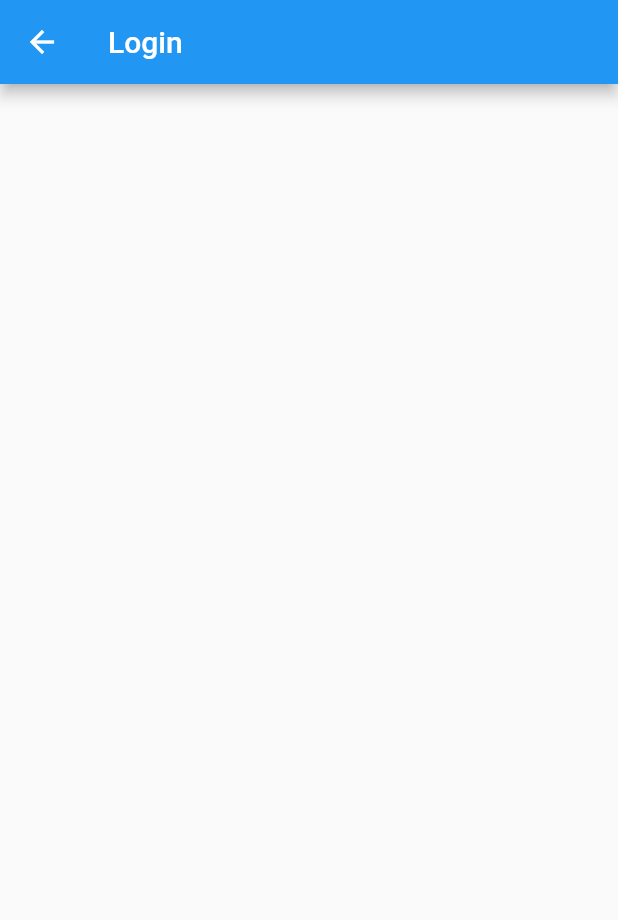
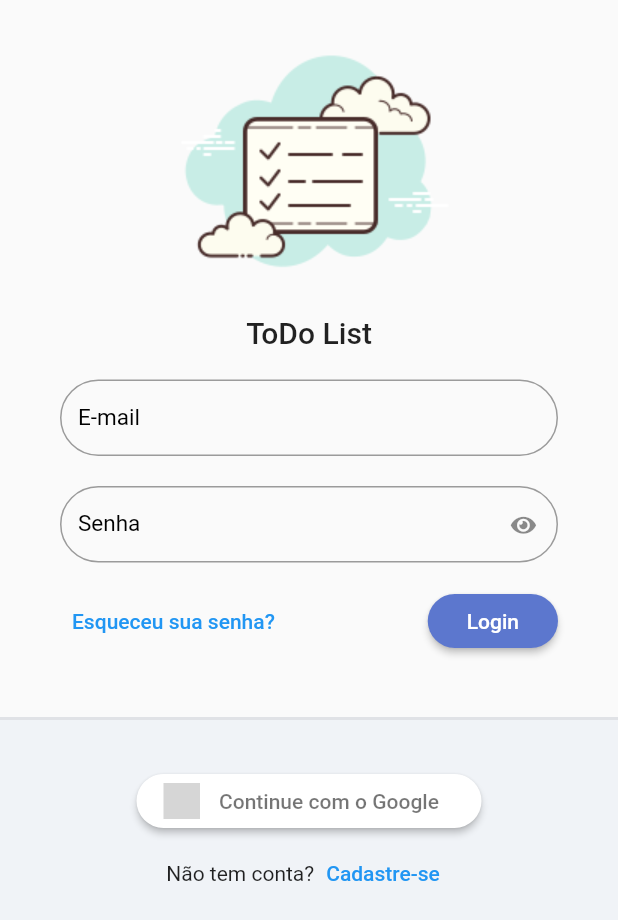
Before and after one commit to andreluizsimoes/todo_app, a Flutter app: the screen it shows after launch, on a phone screen of 412 x 824 dp. Shown: the top 920 px of the screen. Run offline on Flutter 3.47's test engine with Material 2 defaults, Android fonts, the phone set to English and light mode, and no system bars; our stand-ins replace flutter_signin_button, google_fonts, sqflite, sqflite_common, synchronized; accounts and stored records are empty; Roboto replaces fonts that are missing (Mandali); grey boxes are pictures that could not be loaded.

Commit message:
tela de Login

```diff
--- a/analysis_options.yaml
+++ b/analysis_options.yaml
@@ -24,6 +24,8 @@ linter:
   rules:
     prefer_conditional_assignment: false
     prefer_const_constructors: false
+    prefer_const_literals_to_create_immutables: false
+
 
     # avoid_print: false  # Uncomment to disable the `avoid_print` rule
     # prefer_single_quotes: true  # Uncomment to enable the `prefer_single_quotes` rule
--- a/lib/app/app_widget.dart
+++ b/lib/app/app_widget.dart
@@ -1,5 +1,6 @@
 import 'package:flutter/material.dart';
 import 'package:todo_list_app/app/core/database/sqlite_adm_connection.dart';
+import 'package:todo_list_app/app/core/ui/todo_list_ui_config.dart';
 import 'package:todo_list_app/app/modules/auth/auth_module.dart';
 import 'package:todo_list_app/app/modules/splash/splash_page.dart';
 
@@ -30,6 +31,7 @@ class _AppWidgetState extends State<AppWidget> {
     return MaterialApp(
       title: 'ToDo List Provider',
       initialRoute: '/login',
+      theme: TodoListUiConfig.theme,
       routes: {
         ...AuthModule().routers
       },
--- /dev/null
+++ b/lib/app/core/ui/theme_extensions.dart
@@ -0,0 +1,13 @@
+// ignore_for_file: deprecated_member_use
+
+import 'package:flutter/material.dart';
+
+extension ThemeExtension on BuildContext {
+  Color get primaryColor => Theme.of(this).primaryColor;
+  Color get primaryColorLight => Theme.of(this).primaryColorLight;
+  Color get buttonColor => Theme.of(this).buttonColor;
+  TextTheme get textTheme => Theme.of(this).textTheme;
+
+  TextStyle get titleStyle =>
+      TextStyle(fontSize: 12, fontWeight: FontWeight.bold, color: Colors.grey);
+}
--- /dev/null
+++ b/lib/app/core/ui/to_do_list_icons.dart
@@ -0,0 +1,30 @@
+/// Flutter icons ToDoListIcons
+/// Copyright (C) 2023 by original authors @ fluttericon.com, fontello.com
+/// This font was generated by FlutterIcon.com, which is derived from Fontello.
+///
+/// To use this font, place it in your fonts/ directory and include the
+/// following in your pubspec.yaml
+///
+/// flutter:
+///   fonts:
+///    - family:  ToDoListIcons
+///      fonts:
+///       - asset: fonts/ToDoListIcons.ttf
+///
+///
+/// * Font Awesome 5, Copyright (C) 2016 by Dave Gandy
+///         Author:    Dave Gandy
+///         License:   SIL (https://github.com/FortAwesome/Font-Awesome/blob/master/LICENSE.txt)
+///         Homepage:  http://fortawesome.github.com/Font-Awesome/
+///
+import 'package:flutter/widgets.dart';
+
+class ToDoListIcons {
+  ToDoListIcons._();
+
+  static const _kFontFam = 'ToDoListIcons';
+  static const String? _kFontPkg = null;
+
+  static const IconData eye = IconData(0xf06e, fontFamily: _kFontFam, fontPackage: _kFontPkg);
+  static const IconData eye_slash = IconData(0xf070, fontFamily: _kFontFam, fontPackage: _kFontPkg);
+}
--- /dev/null
+++ b/lib/app/core/ui/todo_list_ui_config.dart
@@ -0,0 +1,14 @@
+import 'package:flutter/material.dart';
+import 'package:google_fonts/google_fonts.dart';
+
+class TodoListUiConfig {
+  TodoListUiConfig._();
+  static ThemeData get theme => ThemeData(
+      textTheme: GoogleFonts.mandaliTextTheme(),
+      primaryColor: Color(0xff5C77CE),
+      primaryColorLight: Color(0xffABC8F7),
+      elevatedButtonTheme: ElevatedButtonThemeData(
+          style: ElevatedButton.styleFrom(
+        backgroundColor: Color(0xff5C77CE),
+      )));
+}
--- /dev/null
+++ b/lib/app/core/widget/todo_list_field.dart
@@ -0,0 +1,62 @@
+import 'package:flutter/material.dart';
+import 'package:todo_list_app/app/core/ui/to_do_list_icons.dart';
+
+class TodoListField extends StatelessWidget {
+  final String label;
+  final IconButton? suffixIconButton;
+  final bool obscureText;
+  final ValueNotifier<bool> obscureTextVN;
+  final TextEditingController? controller;
+  final FormFieldValidator<String>? validator;
+
+  TodoListField({
+    Key? key,
+    required this.label,
+    this.suffixIconButton,
+    this.obscureText = false,
+    this.controller,
+    this.validator,
+  })  : assert(obscureText == true ? suffixIconButton == null : true,
+            'obscureText não pode ser enviado juntamente com um suffixIconButton'),
+        obscureTextVN = ValueNotifier(obscureText),
+        super(key: key);
+
+  @override
+  Widget build(BuildContext context) {
+    return ValueListenableBuilder(
+      valueListenable: obscureTextVN,
+      builder: (_, obscureTextValue, child) {
+        return TextFormField(
+          controller: controller,
+          validator: validator,
+          decoration: InputDecoration(
+              labelText: label,
+              labelStyle: TextStyle(fontSize: 15, color: Colors.black),
+              border: OutlineInputBorder(
+                borderRadius: BorderRadius.circular(30),
+              ),
+              errorBorder: OutlineInputBorder(
+                borderRadius: BorderRadius.circular(30),
+                borderSide: BorderSide(color: Colors.red),
+              ),
+              isDense: true,
+              suffixIcon: suffixIconButton ??
+                  (obscureText == true
+                      ? IconButton(
+                          onPressed: () {
+                            obscureTextVN.value = !obscureTextVN.value;
+                          },
+                          icon: Icon(
+                            obscureTextValue
+                                ? ToDoListIcons.eye
+                                : ToDoListIcons.eye_slash,
+                            size: 15,
+                          ),
+                        )
+                      : null)),
+          obscureText: obscureTextValue,
+        );
+      },
+    );
+  }
+}
--- /dev/null
+++ b/lib/app/core/widget/todo_list_logo.dart
@@ -0,0 +1,20 @@
+import 'package:flutter/material.dart';
+import 'package:todo_list_app/app/core/ui/theme_extensions.dart';
+
+class TodoListLogo extends StatelessWidget {
+  const TodoListLogo({Key? key}) : super(key: key);
+
+  @override
+  Widget build(BuildContext context) {
+    return Column(
+      mainAxisAlignment: MainAxisAlignment.center,
+      children: [
+        Image.asset(
+          'assets/logo.png',
+          height: 200,
+        ),
+        Text('ToDo List', style: context.textTheme.headline6)
+      ],
+    );
+  }
+}
--- a/lib/app/modules/auth/login/login_page.dart
+++ b/lib/app/modules/auth/login/login_page.dart
@@ -1,4 +1,7 @@
 import 'package:flutter/material.dart';
+import 'package:flutter_signin_button/flutter_signin_button.dart';
+import 'package:todo_list_app/app/core/widget/todo_list_field.dart';
+import 'package:todo_list_app/app/core/widget/todo_list_logo.dart';
 
 class LoginPage extends StatelessWidget {
   const LoginPage({Key? key}) : super(key: key);
@@ -6,10 +9,110 @@ class LoginPage extends StatelessWidget {
   @override
   Widget build(BuildContext context) {
     return Scaffold(
-      appBar: AppBar(
-        title: const Text('Login'),
+      body: LayoutBuilder(
+        builder: (context, constraints) {
+          return SingleChildScrollView(
+            child: ConstrainedBox(
+              constraints: BoxConstraints(
+                  minHeight: constraints.maxHeight,
+                  minWidth: constraints.maxWidth),
+              child: IntrinsicHeight(
+                child: Column(
+                  mainAxisSize: MainAxisSize.min,
+                  children: [
+                    SizedBox(
+                      height: 10,
+                    ),
+                    TodoListLogo(),
+                    Padding(
+                      padding: const EdgeInsets.symmetric(
+                          horizontal: 40, vertical: 20),
+                      child: Form(
+                          child: Column(
+                        children: [
+                          TodoListField(
+                            label: 'E-mail',
+                          ),
+                          const SizedBox(
+                            height: 20,
+                          ),
+                          TodoListField(
+                            label: 'Senha',
+                            obscureText: true,
+                          ),
+                          const SizedBox(
+                            height: 15,
+                          ),
+                          Row(
+                            mainAxisAlignment: MainAxisAlignment.spaceBetween,
+                            children: [
+                              TextButton(
+                                onPressed: () {},
+                                child: Text('Esqueceu sua senha?'),
+                              ),
+                              ElevatedButton(
+                                onPressed: () {},
+                                style: ElevatedButton.styleFrom(
+                                  shape: RoundedRectangleBorder(
+                                    borderRadius: BorderRadius.circular(20),
+                                  ),
+                                ),
+                                child: Padding(
+                                  padding: const EdgeInsets.all(10.0),
+                                  child: Text('Login'),
+                                ),
+                              )
+                            ],
+                          )
+                        ],
+                      )),
+                    ),
+                    const SizedBox(
+                      height: 20,
+                    ),
+                    Expanded(
+                      child: Container(
+                        decoration: BoxDecoration(
+                          color: Color(0xffF0F3F7),
+                          border: Border(
+                            top: BorderSide(
+                              width: 2,
+                              color: Colors.grey.withAlpha(50),
+                            ),
+                          ),
+                        ),
+                        child: Column(
+                          children: [
+                            SizedBox(height: 30),
+                            SignInButton(
+                              Buttons.Google,
+                              text: 'Continue com o Google',
+                              padding: EdgeInsets.all(5),
+                              shape: OutlineInputBorder(
+                                  borderRadius: BorderRadius.circular(30),
+                                  borderSide: BorderSide.none),
+                              onPressed: () {},
+                            ),
+                            Row(
+                              mainAxisAlignment: MainAxisAlignment.center,
+                              children: [
+                                Text('Não tem conta?'),
+                                TextButton(
+                                    onPressed: () {},
+                                    child: Text('Cadastre-se'))
+                              ],
+                            )
+                          ],
+                        ),
+                      ),
+                    )
+                  ],
+                ),
+              ),
+            ),
+          );
+        },
       ),
-      body: Container(),
     );
   }
 }
```
Also changed, not shown: pubspec.yaml (+10 -12 lines), assets/fonts/ToDoListIcons.ttf (added), assets/logo.png (added), pubspec.lock.
